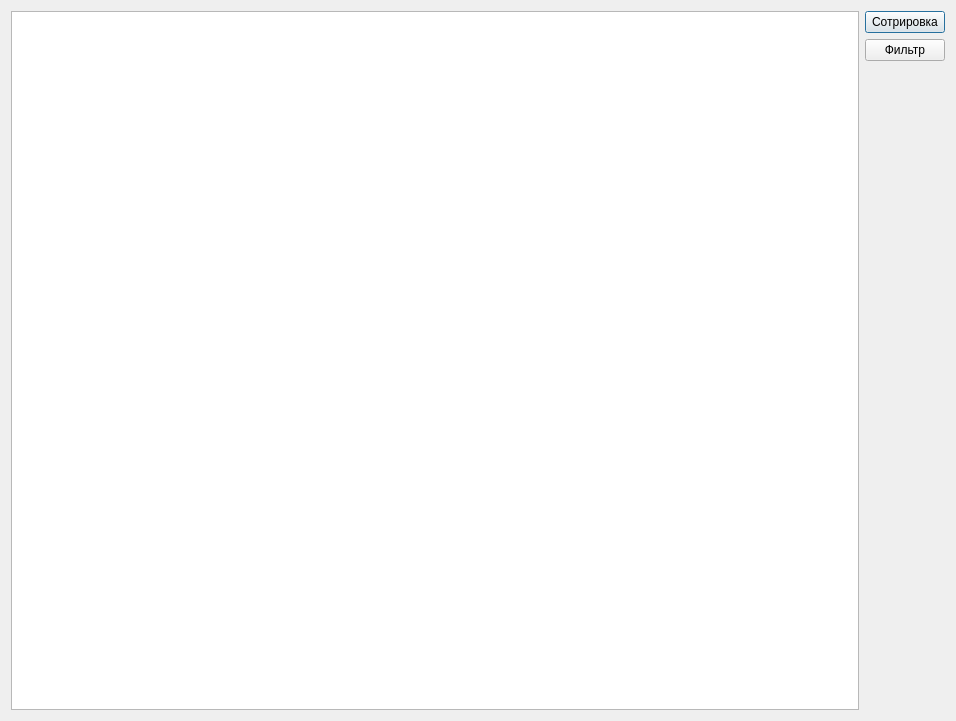
Old version of the form FinalMkFinal/printwindow.ui in the repository Enjoyer14/OP_FullForm.
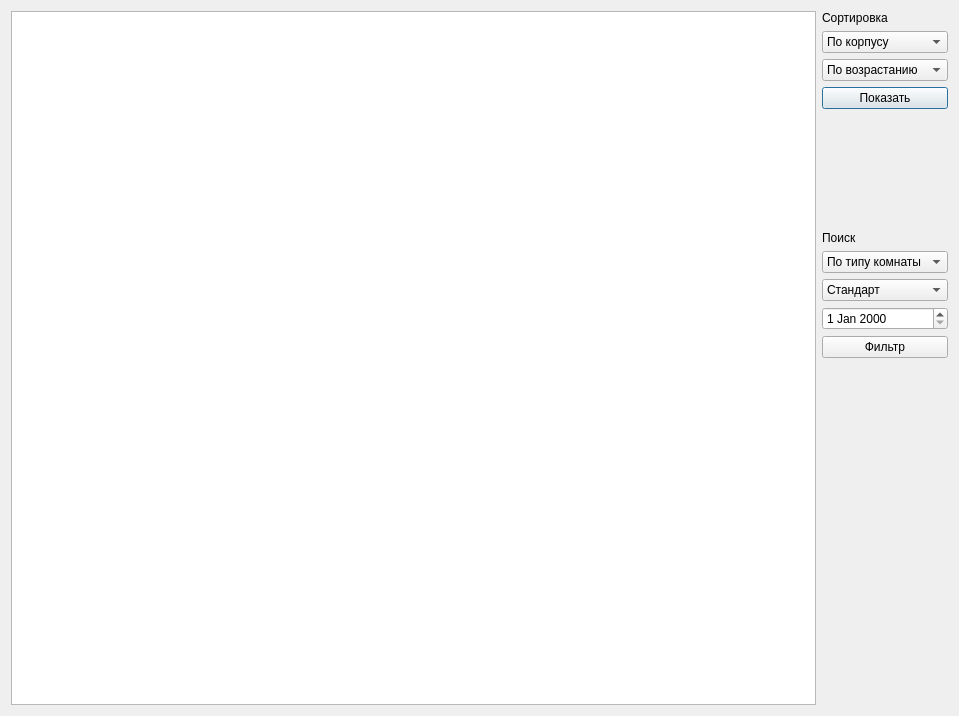
New version of the form.

Commit message: Sort and Search

```diff
--- a/FinalMkFinal/printwindow.ui
+++ b/FinalMkFinal/printwindow.ui
@@ -6,8 +6,8 @@
    <rect>
     <x>0</x>
     <y>0</y>
-    <width>956</width>
-    <height>721</height>
+    <width>959</width>
+    <height>716</height>
    </rect>
   </property>
   <property name="windowTitle">
@@ -19,13 +19,127 @@
    </item>
    <item row="0" column="1">
     <layout class="QVBoxLayout" name="verticalLayout">
+     <item>
+      <widget class="QLabel" name="label">
+       <property name="text">
+        <string>Сортировка</string>
+       </property>
+      </widget>
+     </item>
+     <item>
+      <widget class="QComboBox" name="box_type_sort">
+       <item>
+        <property name="text">
+         <string>По корпусу</string>
+        </property>
+       </item>
+       <item>
+        <property name="text">
+         <string>По типу комнаты</string>
+        </property>
+       </item>
+       <item>
+        <property name="text">
+         <string>По дате заезда</string>
+        </property>
+       </item>
+       <item>
+        <property name="text">
+         <string>По стоимости</string>
+        </property>
+       </item>
+      </widget>
+     </item>
+     <item>
+      <widget class="QComboBox" name="box_direct_sort">
+       <item>
+        <property name="text">
+         <string>По возрастанию</string>
+        </property>
+       </item>
+       <item>
+        <property name="text">
+         <string>По убыванию</string>
+        </property>
+       </item>
+      </widget>
+     </item>
      <item>
       <widget class="QPushButton" name="btn_Sort">
        <property name="text">
-        <string>Сотрировка</string>
+        <string>Показать</string>
        </property>
       </widget>
      </item>
+     <item>
+      <spacer name="verticalSpacer">
+       <property name="orientation">
+        <enum>Qt::Vertical</enum>
+       </property>
+       <property name="sizeHint" stdset="0">
+        <size>
+         <width>20</width>
+         <height>40</height>
+        </size>
+       </property>
+      </spacer>
+     </item>
+     <item>
+      <widget class="QLabel" name="label_2">
+       <property name="whatsThis">
+        <string>&lt;html&gt;&lt;head/&gt;&lt;body&gt;&lt;p align=&quot;center&quot;&gt;&lt;br/&gt;&lt;/p&gt;&lt;/body&gt;&lt;/html&gt;</string>
+       </property>
+       <property name="text">
+        <string>Поиск</string>
+       </property>
+      </widget>
+     </item>
+     <item>
+      <widget class="QComboBox" name="box_type_serach">
+       <item>
+        <property name="text">
+         <string>По типу комнаты</string>
+        </property>
+       </item>
+       <item>
+        <property name="text">
+         <string>По услугам</string>
+        </property>
+       </item>
+       <item>
+        <property name="text">
+         <string>По дате заезда</string>
+        </property>
+       </item>
+      </widget>
+     </item>
+     <item>
+      <widget class="QComboBox" name="box_direct_search">
+       <item>
+        <property name="text">
+         <string>Стандарт</string>
+        </property>
+       </item>
+       <item>
+        <property name="text">
+         <string>Бизнесс класс</string>
+        </property>
+       </item>
+       <item>
+        <property name="text">
+         <string>Первый класс</string>
+        </property>
+       </item>
+       <item>
+        <property name="text">
+         <string>Делюкс</string>
+        </property>
+       </item>
+      </widget>
+     </item>
+     <item>
+      <widget class="QDateEdit" name="dateEdit"/>
+     </item>
      <item>
       <widget class="QPushButton" name="btn_Search">
        <property name="text">
@@ -34,7 +148,33 @@
       </widget>
      </item>
      <item>
-      <spacer name="verticalSpacer">
+      <spacer name="verticalSpacer_4">
+       <property name="orientation">
+        <enum>Qt::Vertical</enum>
+       </property>
+       <property name="sizeHint" stdset="0">
+        <size>
+         <width>20</width>
+         <height>40</height>
+        </size>
+       </property>
+      </spacer>
+     </item>
+     <item>
+      <spacer name="verticalSpacer_3">
+       <property name="orientation">
+        <enum>Qt::Vertical</enum>
+       </property>
+       <property name="sizeHint" stdset="0">
+        <size>
+         <width>20</width>
+         <height>40</height>
+        </size>
+       </property>
+      </spacer>
+     </item>
+     <item>
+      <spacer name="verticalSpacer_2">
        <property name="orientation">
         <enum>Qt::Vertical</enum>
        </property>
```
The commit also changes 13 other files.
